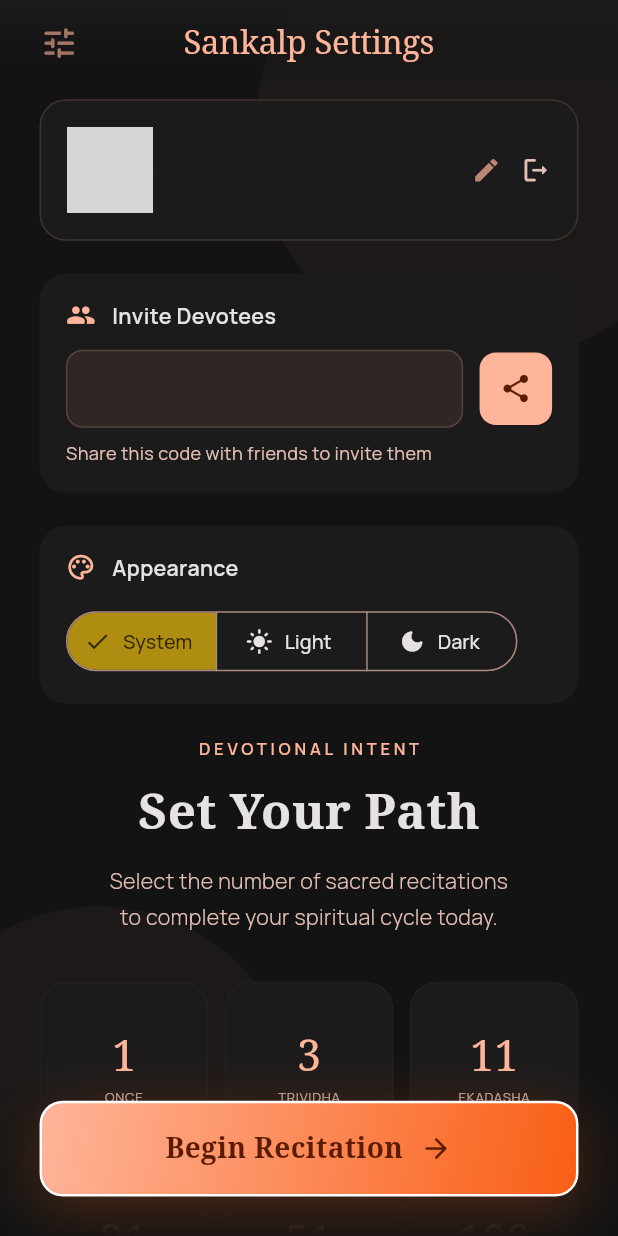
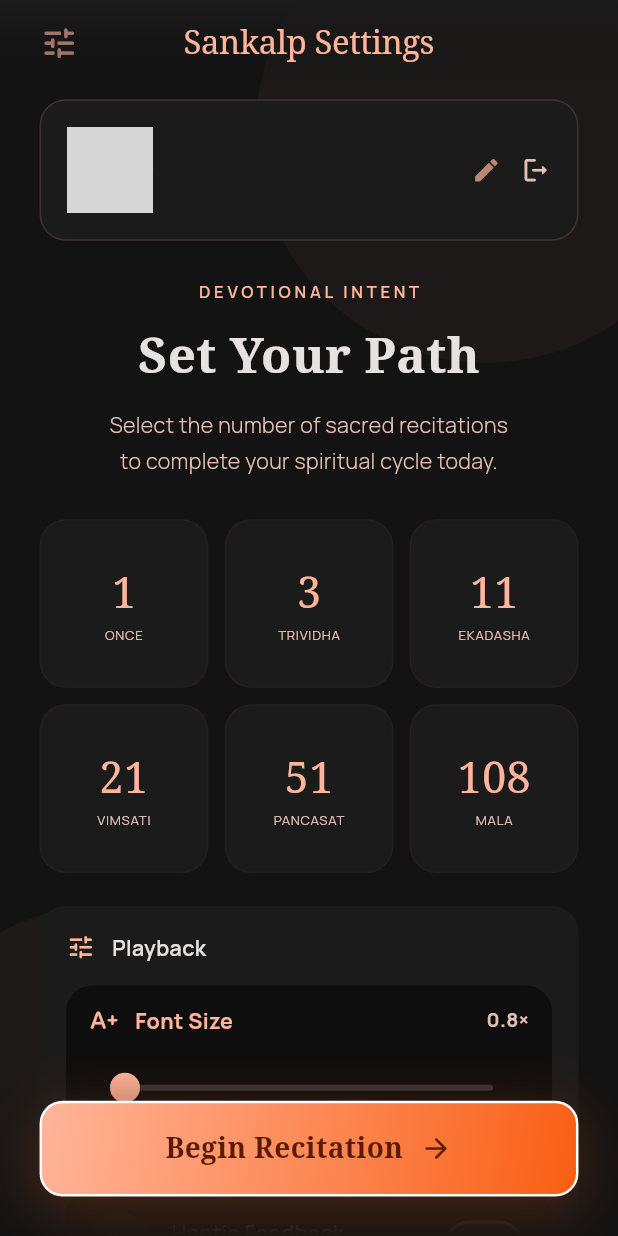
Before and after one commit to sagnikdas/hc, a Flutter app: the ProfileScreen screen opened directly, on a phone screen of 412 x 824 dp. Run offline on Flutter 3.47's test engine with Material 3 defaults, Android fonts, the phone set to English and light mode, and no system bars; our stand-ins replace audio_service, flutter_local_notifications, flutter_timezone, google_fonts, google_sign_in, just_audio and 4 more; missing offline and left inert: audio_session; accounts and stored records are empty; network calls fail; statements that could not run were skipped; grey boxes are pictures that could not be loaded.

Commit message:
Reorganise Sankalpa Settings screen layout
- Auth card first, then Devotional Intent intro + repetition grid
- Group Font Size, Haptic, Continuous Play into a single 'Playback' card
- Move Invite section to the bottom (utility last)
- Theme and Reminders sections now follow playback settings naturally

Co-Authored-By: Claude Sonnet 4.6 <noreply@anthropic.com>

```diff
--- a/lib/features/profile/profile_screen.dart
+++ b/lib/features/profile/profile_screen.dart
@@ -276,18 +276,18 @@ class _ProfileScreenState extends State<ProfileScreen> {
                   child: Column(
                     children: [
                       _buildAuthSection(context, cs),
+                      SizedBox(height: context.sp(24)),
+                      _buildIntro(context, cs),
+                      SizedBox(height: context.sp(24)),
+                      _buildRepetitionGrid(context, cs),
                       SizedBox(height: context.sp(20)),
-                      _buildInviteSection(context, cs),
+                      _buildPlaybackSettings(context, cs),
                       SizedBox(height: context.sp(20)),
                       _buildThemeSection(context, cs),
                       SizedBox(height: context.sp(20)),
-                      _buildIntro(context, cs),
-                      SizedBox(height: context.sp(28)),
-                      _buildRepetitionGrid(context, cs),
+                      _buildReminderSection(context, cs),
                       SizedBox(height: context.sp(20)),
-                      _buildToggles(context, cs),
-                      SizedBox(height: context.sp(20)),
-                      _buildReminderSection(context, cs),
+                      _buildInviteSection(context, cs),
                       // Spacer matches CTA container height: sp(20+58+24) + safe area.
                       SizedBox(height: MediaQuery.of(context).padding.bottom + context.sp(120)),
                     ],
@@ -811,9 +811,31 @@ class _ProfileScreenState extends State<ProfileScreen> {
     );
   }
 
-  Widget _buildToggles(BuildContext context, ColorScheme cs) {
-    return Column(
+  Widget _buildPlaybackSettings(BuildContext context, ColorScheme cs) {
+    return Container(
+      padding: EdgeInsets.all(context.sp(16)),
+      decoration: BoxDecoration(
+        color: cs.surfaceContainerLow,
+        borderRadius: BorderRadius.circular(context.sp(16)),
+      ),
+      child: Column(
+        crossAxisAlignment: CrossAxisAlignment.start,
         children: [
+          Row(
+            children: [
+              Icon(Icons.tune_rounded, color: cs.primary, size: context.sp(18)),
+              SizedBox(width: context.sp(10)),
+              Text(
+                'Playback',
+                style: GoogleFonts.manrope(
+                  fontSize: context.sp(13),
+                  fontWeight: FontWeight.w600,
+                  color: cs.onSurface,
+                ),
+              ),
+            ],
+          ),
+          SizedBox(height: context.sp(14)),
           _buildFontSizeSlider(context, cs),
           SizedBox(height: context.sp(10)),
           _ToggleRow(
@@ -840,6 +862,7 @@ class _ProfileScreenState extends State<ProfileScreen> {
             cs: cs,
           ),
         ],
+      ),
     );
   }
 
```
Lines whose indentation alone changed are shown as unchanged.
